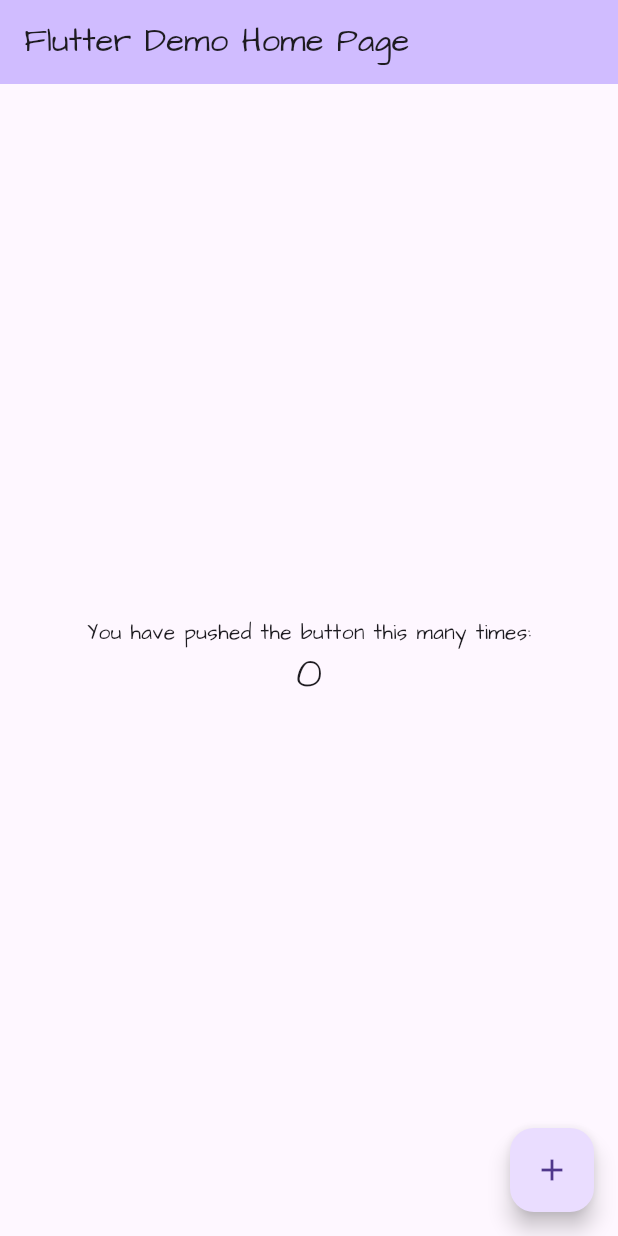
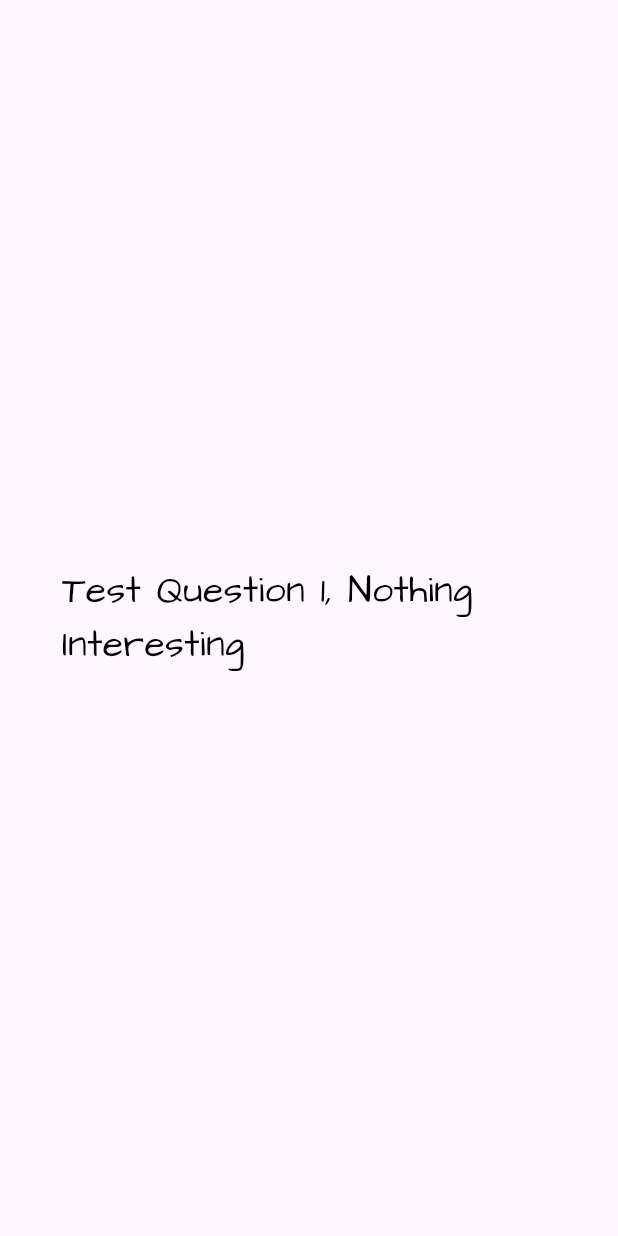
Before and after one commit to DeepDarji/Frivia, a Flutter app: the screen it shows after launch, on a phone screen of 412 x 824 dp. Run offline on Flutter 3.47's test engine with Material 3 defaults, Android fonts, the phone set to English and light mode, and no system bars.

Commit message:
Building UI Game Page

```diff
--- a/lib/main.dart
+++ b/lib/main.dart
@@ -1,4 +1,5 @@
 import 'package:flutter/material.dart';
+import 'package:frivia/pages/game_page.dart';
 
 void main() {
   runApp(const MyApp());
@@ -16,55 +17,7 @@ class MyApp extends StatelessWidget {
         primarySwatch: Colors.blue,
         useMaterial3: true,
       ),
-      home: const MyHomePage(title: 'Flutter Demo Home Page'),
+      home: GamePage(),
     );
   }
 }
-
-class MyHomePage extends StatefulWidget {
-  const MyHomePage({super.key, required this.title});
-
-  final String title;
-
-  @override
-  State<MyHomePage> createState() => _MyHomePageState();
-}
-
-class _MyHomePageState extends State<MyHomePage> {
-  int _counter = 0;
-
-  void _incrementCounter() {
-    setState(() {
-      _counter++;
-    });
-  }
-
-  @override
-  Widget build(BuildContext context) {
-    return Scaffold(
-      appBar: AppBar(
-        backgroundColor: Theme.of(context).colorScheme.inversePrimary,
-        title: Text(widget.title),
-      ),
-      body: Center(
-        child: Column(
-          mainAxisAlignment: MainAxisAlignment.center,
-          children: <Widget>[
-            const Text(
-              'You have pushed the button this many times:',
-            ),
-            Text(
-              '$_counter',
-              style: Theme.of(context).textTheme.headlineMedium,
-            ),
-          ],
-        ),
-      ),
-      floatingActionButton: FloatingActionButton(
-        onPressed: _incrementCounter,
-        tooltip: 'Increment',
-        child: const Icon(Icons.add),
-      ),
-    );
-  }
-}
--- /dev/null
+++ b/lib/pages/game_page.dart
@@ -0,0 +1,48 @@
+import 'package:flutter/material.dart';
+
+class GamePage extends StatelessWidget {
+  double? _devieHeight, _deviceWidth;
+
+  @override
+  Widget build(BuildContext context) {
+    _devieHeight = MediaQuery.of(context).size.height;
+    _deviceWidth = MediaQuery.of(context).size.width;
+
+    return _buildUI();
+  }
+
+  Widget _buildUI() {
+    return Scaffold(
+      body: SafeArea(
+        child: Container(
+          padding: EdgeInsets.symmetric(
+            horizontal: _devieHeight! * 0.05,
+          ),
+          child: _gameUI(),
+        ),
+      ),
+    );
+  }
+
+  Widget _gameUI() {
+    return Column(
+      mainAxisAlignment: MainAxisAlignment.spaceEvenly,
+      mainAxisSize: MainAxisSize.max,
+      crossAxisAlignment: CrossAxisAlignment.center,
+      children: [
+        _questionText(),
+      ],
+    );
+  }
+
+  Widget _questionText() {
+    return const Text(
+      "Test Question 1, Nothing Interesting",
+      style: TextStyle(
+        color: Colors.black,
+        fontSize: 25,
+        fontWeight: FontWeight.w400,
+      ),
+    );
+  }
+}
```
